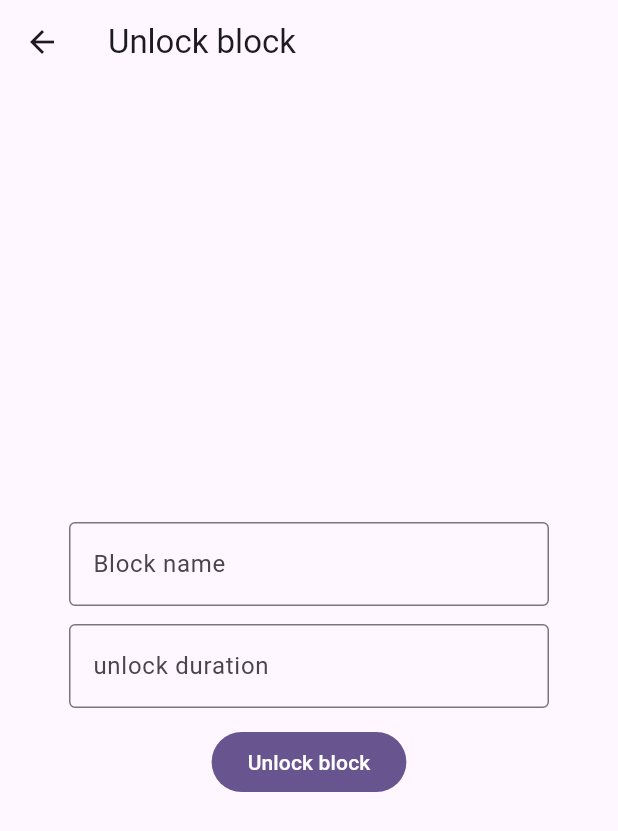
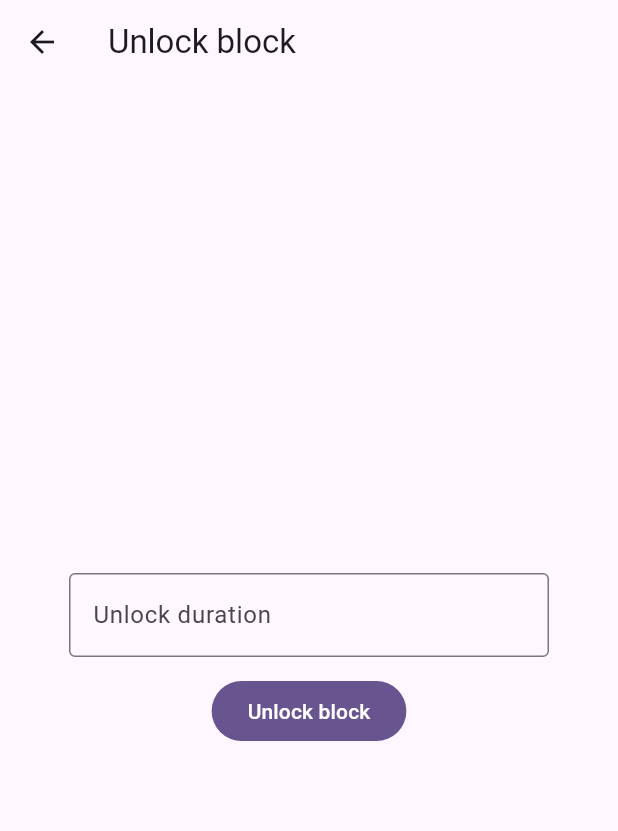
Before and after one commit to DamirGalimzhanovUVA/cold-turkey-remote-controller, a Flutter app: the UnlockPage screen opened directly, on a phone screen of 412 x 824 dp. Shown: the top 831 px of the screen. Run offline on Flutter 3.47's test engine with Material 3 defaults, Android fonts, the phone set to English and light mode, and no system bars.

Commit message:
Removed redundant block fields from unlock block and add extension

```diff
--- a/lib/main.dart
+++ b/lib/main.dart
@@ -170,23 +170,23 @@ class AddExceptionPage extends StatelessWidget {
           child: Column(
             mainAxisSize: MainAxisSize.min,
             children: [
+              // const TextField(
+              //   decoration: InputDecoration(
+              //     border: OutlineInputBorder(),
+              //     labelText: 'Block name',
+              //   ),
+              // ),
+              // const SizedBox(height: 12),
               const TextField(
                 decoration: InputDecoration(
                   border: OutlineInputBorder(),
-                  labelText: 'Block name',
-                ),
-              ),
-              const SizedBox(height: 12),
-              const TextField(
-                decoration: InputDecoration(
-                  border: OutlineInputBorder(),
-                  labelText: 'exception URL',
+                  labelText: 'Exception URL',
                 ),
               ),
               const SizedBox(height: 12),
               FilledButton(
                 onPressed: () {},
-                child: const Text('add exception'),
+                child: const Text('Add exception'),
               ),
             ],
           ),
@@ -209,17 +209,17 @@ class UnlockPage extends StatelessWidget {
           child: Column(
             mainAxisSize: MainAxisSize.min,
             children: [
+              // const TextField(
+              //   decoration: InputDecoration(
+              //     border: OutlineInputBorder(),
+              //     labelText: 'Block name',
+              //   ),
+              // ),
+              // const SizedBox(height: 12),
               const TextField(
                 decoration: InputDecoration(
                   border: OutlineInputBorder(),
-                  labelText: 'Block name',
-                ),
-              ),
-              const SizedBox(height: 12),
-              const TextField(
-                decoration: InputDecoration(
-                  border: OutlineInputBorder(),
-                  labelText: 'unlock duration',
+                  labelText: 'Unlock duration',
                 ),
               ),
               const SizedBox(height: 12),
```
